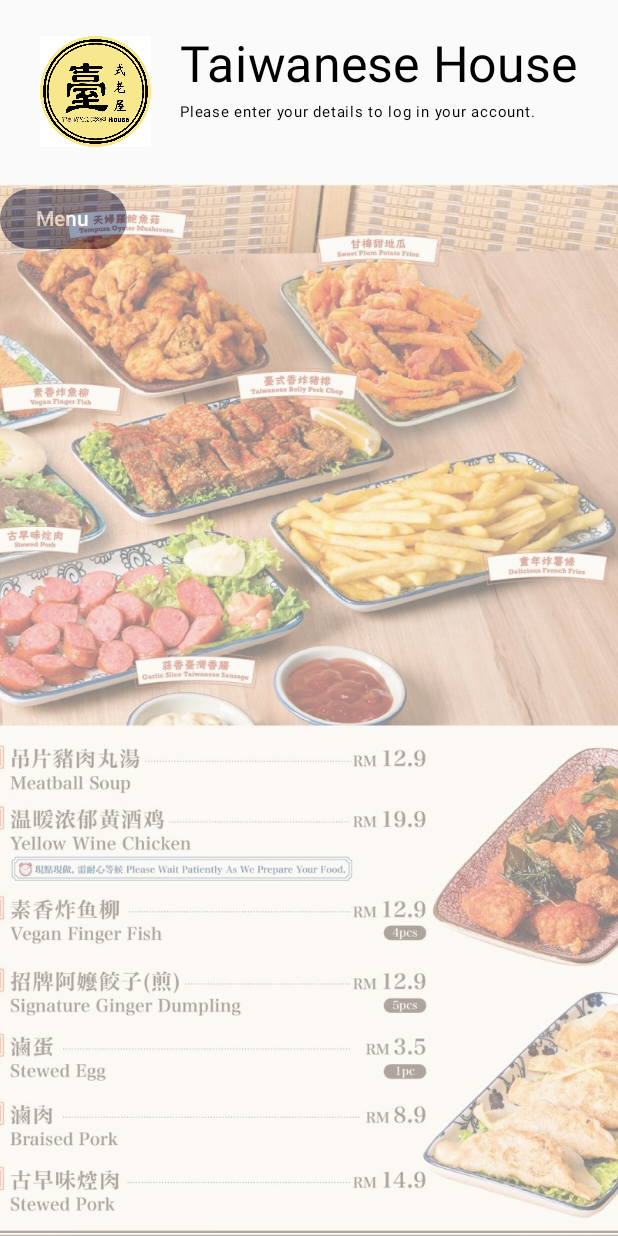
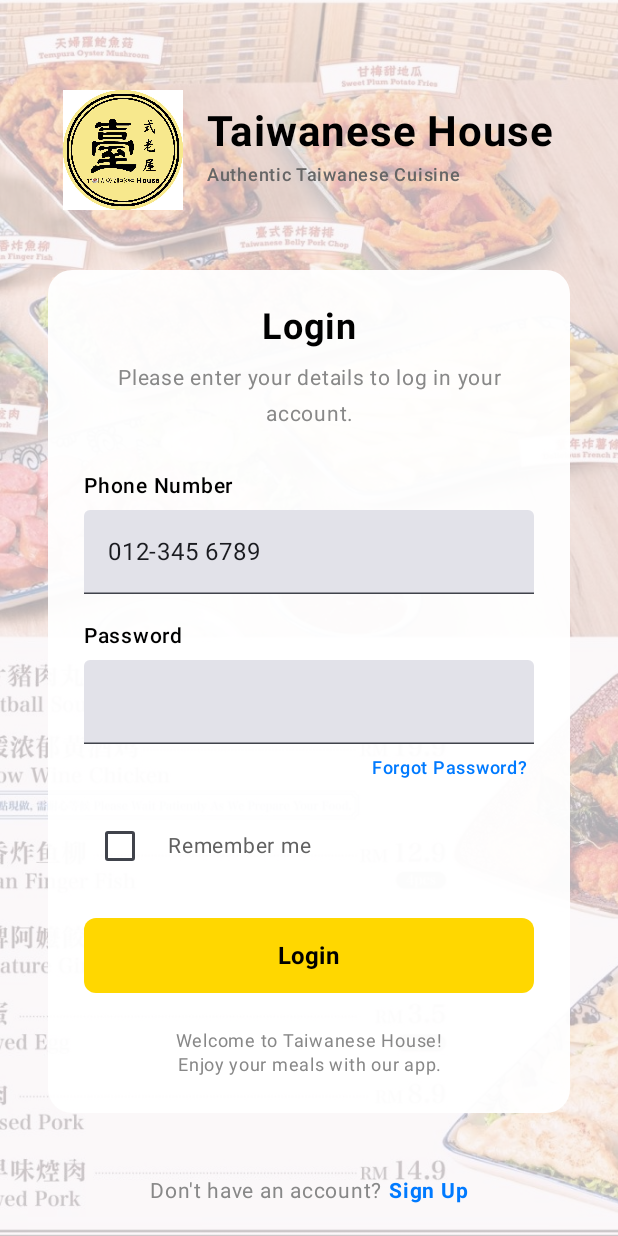
Before and after one commit to ss3-3/MAD_DCS2S1, an Android app built with Jetpack Compose: the screen it shows after launch (MainActivity), on a phone screen of 412 x 824 dp. Run offline under Robolectric (Android 15) with nearby library versions, the phone set to English and light mode, and no system bars.

Commit message:
login menu!!!

```diff
--- /dev/null
+++ b/app/src/main/java/com/example/taiwanesehouse/LoginScreen.kt
@@ -0,0 +1,310 @@
+package com.example.taiwanesehouse
+
+import androidx.compose.foundation.Image
+import androidx.compose.foundation.background
+import androidx.compose.foundation.clickable
+import androidx.compose.foundation.layout.Arrangement
+import androidx.compose.foundation.layout.Box
+import androidx.compose.foundation.layout.Column
+import androidx.compose.foundation.layout.Row
+import androidx.compose.foundation.layout.Spacer
+import androidx.compose.foundation.layout.fillMaxSize
+import androidx.compose.foundation.layout.fillMaxWidth
+import androidx.compose.foundation.layout.height
+import androidx.compose.foundation.layout.padding
+import androidx.compose.foundation.layout.size
+import androidx.compose.foundation.layout.width
+import androidx.compose.foundation.shape.RoundedCornerShape
+import androidx.compose.foundation.text.KeyboardOptions
+import androidx.compose.material3.Button
+import androidx.compose.material3.ButtonDefaults
+import androidx.compose.material3.Checkbox
+import androidx.compose.material3.CircularProgressIndicator
+import androidx.compose.material3.Scaffold
+import androidx.compose.material3.SnackbarHost
+import androidx.compose.material3.SnackbarHostState
+import androidx.compose.material3.Surface
+import androidx.compose.material3.Text
+import androidx.compose.material3.TextField
+import androidx.compose.runtime.Composable
+import androidx.compose.runtime.getValue
+import androidx.compose.runtime.mutableStateOf
+import androidx.compose.runtime.remember
+import androidx.compose.runtime.rememberCoroutineScope
+import androidx.compose.runtime.saveable.rememberSaveable
+import androidx.compose.runtime.setValue
+import androidx.compose.ui.Alignment
+import androidx.compose.ui.Modifier
+import androidx.compose.ui.graphics.Color
+import androidx.compose.ui.graphics.graphicsLayer
+import androidx.compose.ui.layout.ContentScale
+import androidx.compose.ui.res.painterResource
+import androidx.compose.ui.text.font.FontWeight
+import androidx.compose.ui.text.input.KeyboardType
+import androidx.compose.ui.text.input.PasswordVisualTransformation
+import androidx.compose.ui.text.style.TextAlign
+import androidx.compose.ui.unit.dp
+import androidx.compose.ui.unit.sp
+import androidx.navigation.NavController
+import kotlinx.coroutines.launch
+
+@Composable
+fun LoginScreen(
+    navController: NavController,
+    modifier: Modifier = Modifier
+) {
+    val logoImage = painterResource(R.drawable.taiwanesehouselogo)
+    val coverImage = painterResource(R.drawable.coverpage)
+
+    // Use remember saveable for simple data that should survive configuration changes
+    var phoneNumber by rememberSaveable { mutableStateOf("012-345 6789") }
+    var password by rememberSaveable { mutableStateOf("") }
+    var rememberMe by rememberSaveable { mutableStateOf(false) }
+    var isLoading by rememberSaveable { mutableStateOf(false) }
+
+    // Use regular remember for complex objects that can't be saved
+    val snackbarHostState = remember { SnackbarHostState() }
+    val scope = rememberCoroutineScope()
+
+    Scaffold(
+        snackbarHost = { SnackbarHost(snackbarHostState) },
+        modifier = modifier
+    ) { innerPadding ->
+        Box(
+            modifier = Modifier
+                .fillMaxSize()
+                .padding(innerPadding)
+        ) {
+            // Background image with adjusted alpha
+            Image(
+                painter = coverImage,
+                contentDescription = null,
+                contentScale = ContentScale.Crop,
+                modifier = Modifier
+                    .fillMaxSize()
+                    .graphicsLayer(alpha = 0.3f)
+            )
+
+            Column(
+                modifier = Modifier
+                    .fillMaxSize()
+                    .padding(horizontal = 24.dp),
+                horizontalAlignment = Alignment.CenterHorizontally
+            ) {
+                Spacer(modifier = Modifier.height(60.dp))
+
+                // Logo and title
+                Row(
+                    horizontalArrangement = Arrangement.Center,
+                    verticalAlignment = Alignment.CenterVertically,
+                    modifier = Modifier.fillMaxWidth()
+                ) {
+                    Image(
+                        painter = logoImage,
+                        contentDescription = "Taiwanese House Logo",
+                        modifier = Modifier.size(80.dp)
+                    )
+                    Spacer(modifier = Modifier.width(16.dp))
+                    Column {
+                        Text(
+                            text = "Taiwanese House",
+                            fontSize = 28.sp,
+                            fontWeight = FontWeight.Bold,
+                            color = Color.Black
+                        )
+                        Text(
+                            text = "Authentic Taiwanese Cuisine",
+                            fontSize = 12.sp,
+                            color = Color(0xFF666666),
+                            fontWeight = FontWeight.Medium
+                        )
+                    }
+                }
+
+                Spacer(modifier = Modifier.height(40.dp))
+
+                // Login card
+                Surface(
+                    shape = RoundedCornerShape(16.dp),
+                    color = Color.White.copy(alpha = 0.95f),
+                    modifier = Modifier
+                        .fillMaxWidth()
+                        .padding(horizontal = 8.dp)
+                ) {
+                    Column(
+                        modifier = Modifier.padding(24.dp),
+                        horizontalAlignment = Alignment.CenterHorizontally
+                    ) {
+                        Text(
+                            text = "Login",
+                            fontSize = 24.sp,
+                            fontWeight = FontWeight.Bold,
+                            color = Color.Black,
+                            modifier = Modifier.padding(bottom = 8.dp)
+                        )
+
+                        Text(
+                            text = "Please enter your details to log in your account.",
+                            fontSize = 14.sp,
+                            color = Color.Gray,
+                            textAlign = TextAlign.Center,
+                            modifier = Modifier.padding(bottom = 24.dp)
+                        )
+
+                        // Phone number field
+                        Text(
+                            text = "Phone Number",
+                            fontSize = 14.sp,
+                            color = Color.Black,
+                            fontWeight = FontWeight.Medium,
+                            modifier = Modifier
+                                .fillMaxWidth()
+                                .padding(bottom = 4.dp)
+                        )
+
+                        TextField(
+                            value = phoneNumber,
+                            onValueChange = { phoneNumber = it },
+                            modifier = Modifier
+                                .fillMaxWidth()
+                                .background(Color.White, RoundedCornerShape(8.dp)),
+                            keyboardOptions = KeyboardOptions(keyboardType = KeyboardType.Phone)
+                        )
+
+                        Spacer(modifier = Modifier.height(16.dp))
+
+                        // Password field
+                        Text(
+                            text = "Password",
+                            fontSize = 14.sp,
+                            color = Color.Black,
+                            fontWeight = FontWeight.Medium,
+                            modifier = Modifier
+                                .fillMaxWidth()
+                                .padding(bottom = 4.dp)
+                        )
+
+                        TextField(
+                            value = password,
+                            onValueChange = { password = it },
+                            modifier = Modifier
+                                .fillMaxWidth()
+                                .background(Color.White, RoundedCornerShape(8.dp)),
+                            visualTransformation = PasswordVisualTransformation(),
+                            keyboardOptions = KeyboardOptions(keyboardType = KeyboardType.Password)
+                        )
+
+                        // Forgot password link
+                        Text(
+                            text = "Forgot Password?",
+                            fontSize = 12.sp,
+                            color = Color(0xFF007AFF),
+                            fontWeight = FontWeight.Medium,
+                            modifier = Modifier
+                                .align(Alignment.End)
+                                .clickable {
+                                    // Navigate to forgot password screen
+                                    // navController.navigate(Screen.ForgotPassword.name)
+                                }
+                                .padding(top = 4.dp, end = 4.dp)
+                        )
+
+                        Spacer(modifier = Modifier.height(16.dp))
+
+                        // Remember me checkbox
+                        Row(
+                            verticalAlignment = Alignment.CenterVertically,
+                            modifier = Modifier
+                                .fillMaxWidth()
+                                .clickable { rememberMe = !rememberMe }
+                        ) {
+                            Checkbox(
+                                checked = rememberMe,
+                                onCheckedChange = { rememberMe = it },
+                                colors = androidx.compose.material3.CheckboxDefaults.colors(
+                                    checkedColor = Color(0xFFFFD700)
+                                )
+                            )
+                            Text(
+                                text = "Remember me",
+                                fontSize = 14.sp,
+                                color = Color(0xFF616161),
+                                modifier = Modifier.padding(start = 8.dp)
+                            )
+                        }
+
+                        Spacer(modifier = Modifier.height(24.dp))
+
+                        // Login button
+                        Button(
+                            onClick = {
+                                isLoading = true
+                                scope.launch {
+                                    kotlinx.coroutines.delay(1500)
+                                    isLoading = false
+                                    navController.navigate(Screen.Menu.name)
+                                }
+                            },
+                            modifier = Modifier
+                                .fillMaxWidth()
+                                .height(50.dp),
+                            shape = RoundedCornerShape(8.dp),
+                            colors = ButtonDefaults.buttonColors(
+                                containerColor = Color(0xFFFFD700),
+                                contentColor = Color.Black
+                            )
+                        ) {
+                            if (isLoading) {
+                                CircularProgressIndicator(
+                                    color = Color.Black,
+                                    modifier = Modifier.size(24.dp)
+                                )
+                            } else {
+                                Text(
+                                    text = "Login",
+                                    fontSize = 16.sp,
+                                    fontWeight = FontWeight.Bold
+                                )
+                            }
+                        }
+
+                        Spacer(modifier = Modifier.height(24.dp))
+
+                        // Footer text
+                        Text(
+                            text = "Welcome to Taiwanese House!\nEnjoy your meals with our app.",
+                            fontSize = 12.sp,
+                            color = Color.Gray,
+                            textAlign = TextAlign.Center,
+                            lineHeight = 16.sp,
+                            modifier = Modifier.padding(horizontal = 16.dp)
+                        )
+                    }
+                }
+
+                Spacer(modifier = Modifier.height(40.dp))
+
+                // Sign up prompt
+                Row(
+                    horizontalArrangement = Arrangement.Center,
+                    modifier = Modifier.fillMaxWidth()
+                ) {
+                    Text(
+                        text = "Don't have an account? ",
+                        fontSize = 14.sp,
+                        color = Color.Gray
+                    )
+                    Text(
+                        text = "Sign Up",
+                        fontSize = 14.sp,
+                        color = Color(0xFF007AFF),
+                        fontWeight = FontWeight.Bold,
+                        modifier = Modifier.clickable {
+                            navController.navigate(Screen.Signup.name)
+                        }
+                    )
+                }
+            }
+        }
+    }
+}
--- a/app/src/main/java/com/example/taiwanesehouse/MainActivity.kt
+++ b/app/src/main/java/com/example/taiwanesehouse/MainActivity.kt
@@ -32,6 +32,8 @@ class MainActivity : ComponentActivity() {
 
 enum class Screen {
     Signup,
+    Login,
+    ForgotPassword,
     Menu,
     Cart,
     Profile,
@@ -55,7 +57,7 @@ fun NavigationApp() {
     val memberCoins by rememberSaveable { mutableIntStateOf(150) } // example coin = 150
     var coinsToUse by rememberSaveable { mutableIntStateOf(0) }
 
-    NavHost(navController = navController, startDestination = Screen.Signup.name) {
+    NavHost(navController = navController, startDestination = Screen.Login.name) {
         composable(Screen.Signup.name) {
             SignUpScreen(
                 navController = navController,
@@ -63,6 +65,7 @@ fun NavigationApp() {
                 message = "Please enter your details to log in your account."
             )
         }
+        composable(Screen.Login.name) { LoginScreen(navController = navController) }
         composable(Screen.Menu.name) { MenuScreen(navController) }
         composable(
             route = "order/{foodId}",
```
